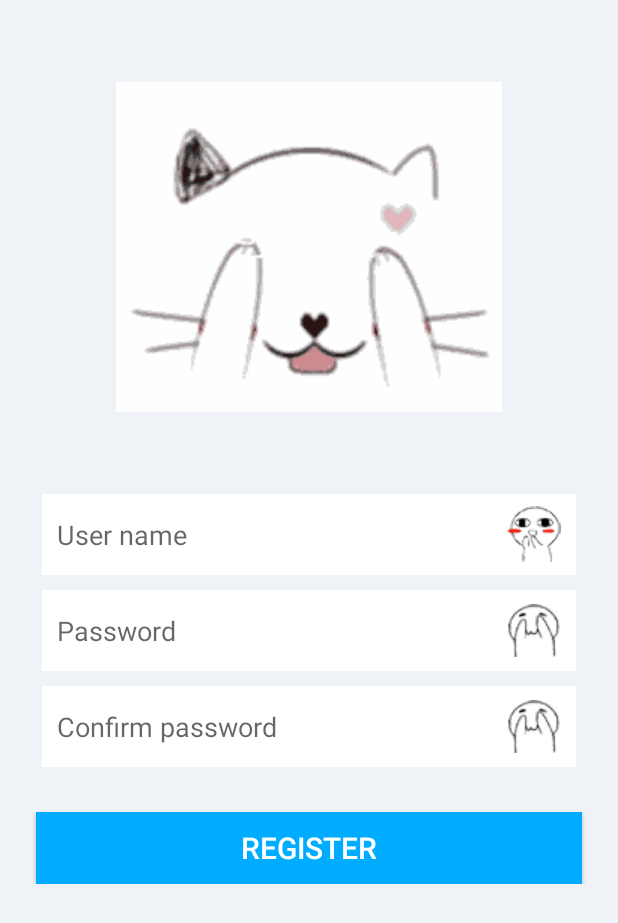
After one commit to Haa-rf/yingyingshejiao, an Android app: the RegisterActivity screen opened directly, with no data from a screen before it, on a phone screen of 412 x 824 dp. The commit adds this screen. Shown: the top 923 px of the screen. Run offline under Robolectric (Android 15) with nearby library versions, the phone set to English and light mode, and no system bars.

Commit message:
注注册与登录

```diff
--- a/app/build.gradle
+++ b/app/build.gradle
@@ -25,8 +25,11 @@ dependencies {
     implementation fileTree(include: ['*.jar'], dir: 'libs')
     implementation 'com.android.support:appcompat-v7:26.0.0-beta1'
     implementation 'com.android.support.constraint:constraint-layout:1.0.2'
+    implementation 'com.android.support:design:26.0.0-beta1'
     testImplementation 'junit:junit:4.12'
     androidTestImplementation 'com.android.support.test:runner:0.5'
     androidTestImplementation 'com.android.support.test.espresso:espresso-core:2.2.2'
     compile project(path: ':easeui')
+    compile 'pl.droidsonroids.gif:android-gif-drawable:1.2.1'
+
 }
--- a/app/src/main/java/com/example/Activity/StartActivity.java
+++ b/app/src/main/java/com/example/Activity/StartActivity.java
@@ -6,6 +6,7 @@ import android.os.Bundle;
 import android.view.WindowManager;
 
 import com.example.R;
+import com.example.RegisterAndLogin.LoginActivity;
 
 import java.util.Timer;
 import java.util.TimerTask;
@@ -20,7 +21,7 @@ public class StartActivity extends AppCompatActivity {
         init();
     }
     private  void init(){
-        final Intent intent=new Intent(StartActivity.this,MainActivity.class);
+        final Intent intent=new Intent(StartActivity.this,LoginActivity.class);
         final Timer timer=new Timer();
         TimerTask task=new TimerTask() {
             @Override
--- a/app/src/main/java/com/example/RegisterAndLogin/Login.java
+++ b/app/src/main/java/com/example/RegisterAndLogin/Login.java
@@ -1,3 +1,7 @@
+import android.util.Log;
+
+import com.example.User.PrivilegedUser;
+import com.example.User.User;
 import com.hyphenate.EMCallBack;
 import com.hyphenate.chat.EMClient;
 
--- /dev/null
+++ b/app/src/main/res/drawable/em_button_login_bg.xml
@@ -0,0 +1,7 @@
+<?xml version="1.0" encoding="utf-8"?>
+<selector xmlns:android="http://schemas.android.com/apk/res/android">
+
+    <item android:drawable="@color/btn_login_pressed" android:state_pressed="true"/>
+    <item android:drawable="@color/btn_login_normal"/>
+
+</selector>
--- /dev/null
+++ b/app/src/main/res/layout/activity_register.xml
@@ -0,0 +1,149 @@
+<?xml version="1.0" encoding="utf-8"?>
+<LinearLayout xmlns:android="http://schemas.android.com/apk/res/android"
+    android:layout_width="match_parent"
+    android:layout_height="match_parent"
+    android:background="#eff2f6"
+    android:orientation="vertical" >
+
+    <RelativeLayout
+        android:layout_width="match_parent"
+        android:layout_height="0dip"
+        android:layout_weight="1" >
+
+        <pl.droidsonroids.gif.GifImageView
+            android:layout_width="wrap_content"
+            android:layout_height="wrap_content"
+            android:layout_centerHorizontal="true"
+            android:layout_centerInParent="true"
+            android:src="@drawable/em_picture_login_show" />
+        <!--<ImageView-->
+            <!--android:layout_width="wrap_content"-->
+            <!--android:layout_height="wrap_content"-->
+            <!--android:layout_centerInParent="true"/>-->
+            <!--android:src="@drawable/em_welcom_logo" -->
+    </RelativeLayout>
+
+    <LinearLayout
+        android:layout_width="match_parent"
+        android:layout_height="0dip"
+        android:layout_marginLeft="8dp"
+        android:layout_marginRight="8dp"
+        android:layout_weight="1.5"
+        android:orientation="vertical" >
+
+        <RelativeLayout
+            android:layout_width="match_parent"
+            android:layout_height="54dp"
+            android:layout_marginLeft="20dp"
+            android:layout_marginRight="20dp"
+            android:background="#fff" >
+
+            <ImageView
+                android:id="@+id/iv_username"
+                android:layout_width="wrap_content"
+                android:layout_height="wrap_content"
+                android:layout_alignParentRight="true"
+                android:layout_centerVertical="true"
+                android:layout_marginRight="10dip"
+                android:src="@drawable/em_icon_account" />
+
+            <EditText
+                android:id="@+id/username"
+                android:layout_width="match_parent"
+                android:layout_height="match_parent"
+                android:layout_centerVertical="true"
+                android:layout_toLeftOf="@id/iv_username"
+                android:background="@null"
+                android:hint="@string/user_name"
+                android:paddingLeft="10dip"
+                android:singleLine="true"
+                android:textSize="18sp" />
+        </RelativeLayout>
+
+        <RelativeLayout
+            android:layout_width="match_parent"
+            android:layout_height="54dp"
+            android:layout_marginLeft="20dp"
+            android:layout_marginRight="20dp"
+            android:layout_marginTop="10dp"
+            android:background="#fff" >
+
+            <ImageView
+                android:id="@+id/iv_password"
+                android:layout_width="wrap_content"
+                android:layout_height="wrap_content"
+                android:layout_alignParentRight="true"
+                android:layout_centerVertical="true"
+                android:layout_marginRight="10dip"
+                android:src="@drawable/em_icon_pwd" />
+
+            <EditText
+                android:id="@+id/password"
+                android:layout_width="match_parent"
+                android:layout_height="match_parent"
+                android:layout_centerVertical="true"
+                android:layout_toLeftOf="@id/iv_password"
+                android:background="@null"
+                android:hint="@string/password"
+                android:inputType="textPassword"
+                android:paddingLeft="10dip"
+                android:singleLine="true"
+                android:textSize="18sp" />
+        </RelativeLayout>
+
+        <RelativeLayout
+            android:layout_width="match_parent"
+            android:layout_height="54dp"
+            android:layout_marginLeft="20dp"
+            android:layout_marginRight="20dp"
+            android:layout_marginTop="10dp"
+            android:background="#fff" >
+
+            <ImageView
+                android:id="@+id/iv_password2"
+                android:layout_width="wrap_content"
+                android:layout_height="wrap_content"
+                android:layout_alignParentRight="true"
+                android:layout_centerVertical="true"
+                android:layout_marginRight="10dip"
+                android:src="@drawable/em_icon_pwd" />
+
+            <EditText
+                android:id="@+id/confirm_password"
+                android:layout_width="match_parent"
+                android:layout_height="match_parent"
+                android:layout_centerVertical="true"
+                android:layout_toLeftOf="@id/iv_password2"
+                android:background="@null"
+                android:hint="@string/confirmpassword"
+                android:inputType="textPassword"
+                android:paddingLeft="10dip"
+                android:singleLine="true"
+                android:textSize="18sp" />
+        </RelativeLayout>
+
+        <LinearLayout
+            android:layout_width="match_parent"
+            android:layout_height="wrap_content"
+            android:layout_marginLeft="8dp"
+            android:layout_marginRight="8dp"
+            android:layout_marginTop="20dp"
+            android:orientation="horizontal" >
+
+            <Button
+                android:layout_width="match_parent"
+                android:layout_height="wrap_content"
+                android:layout_marginLeft="8dp"
+                android:layout_marginRight="8dp"
+                android:layout_marginTop="10dp"
+                android:background="@drawable/em_button_login_bg"
+                android:onClick="register"
+                android:paddingBottom="7dp"
+                android:paddingTop="7dp"
+                android:text="@string/register"
+                android:textColor="@android:color/white"
+                android:textSize="20sp" />
+        </LinearLayout>
+    </LinearLayout>
+
+</LinearLayout>
--- /dev/null
+++ b/app/src/main/res/values/dimens.xml
@@ -0,0 +1,5 @@
+<resources>
+    <!-- Default screen margins, per the Android Design guidelines. -->
+    <dimen name="activity_horizontal_margin">16dp</dimen>
+    <dimen name="activity_vertical_margin">16dp</dimen>
+</resources>
--- a/build.gradle
+++ b/build.gradle
@@ -5,6 +5,7 @@ buildscript {
     repositories {
         google()
         jcenter()
+        mavenCentral()
     }
     dependencies {
         classpath 'com.android.tools.build:gradle:3.0.0'
@@ -19,6 +20,7 @@ allprojects {
     repositories {
         google()
         jcenter()
+        mavenCentral()
     }
 }
 
```
Also changed, not shown: app/src/main/AndroidManifest.xml (+25 -12 lines), app/src/main/java/com/example/RegisterAndLogin/LoginActivity.java (added, +220 -0 lines), app/src/main/java/com/example/RegisterAndLogin/RegisterActivity.java (added, +103 -0 lines), app/src/main/res/drawable/em_button_register_bg.xml (added, +7 -0 lines), app/src/main/res/layout/activity_login.xml (added, +140 -0 lines), app/src/main/res/values/strings.xml (+14 -0 lines), app/src/main/res/drawable/em_icon_account.png (added), app/src/main/res/drawable/em_icon_pwd.png (added), app/src/main/res/drawable/em_picture_login_show.gif (added), app/src/main/res/drawable/welcome.png, 437 other files.
